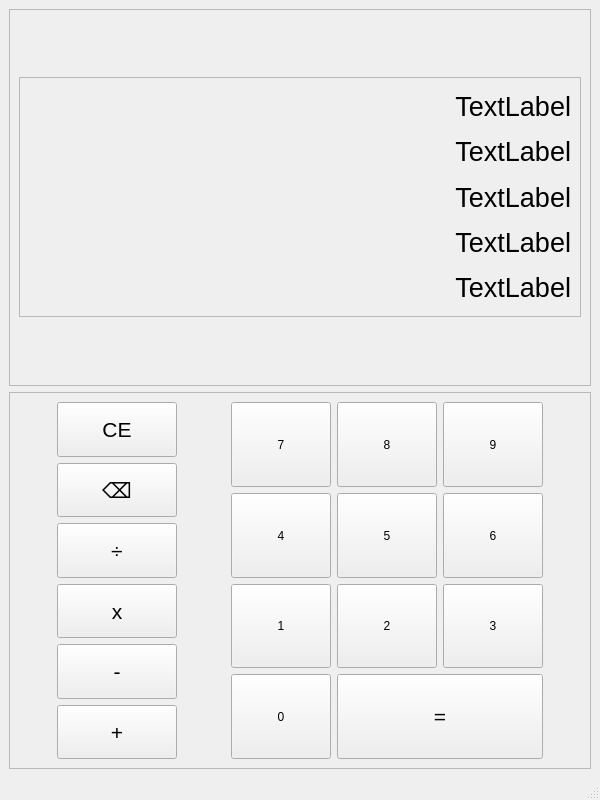
Qt form Desktop Apps/Calculator/form.ui (danielzanelli/Portfolio) before a commit.
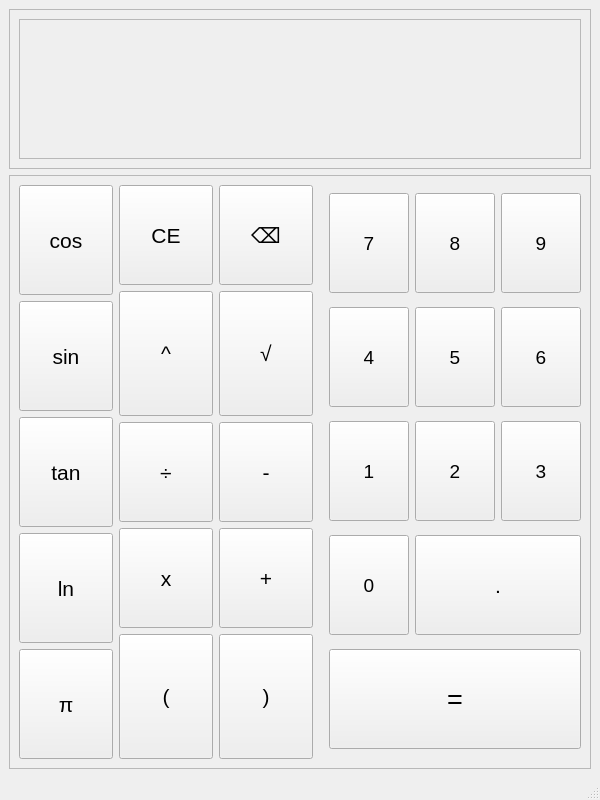
The same form after that commit.

```diff
--- a/Desktop Apps/Calculator/form.ui
+++ b/Desktop Apps/Calculator/form.ui
@@ -18,7 +18,7 @@
   </property>
   <property name="maximumSize">
    <size>
-    <width>600</width>
+    <width>800</width>
     <height>16777215</height>
    </size>
   </property>
@@ -53,8 +53,8 @@
      <widget class="QFrame" name="frame_2">
       <property name="maximumSize">
        <size>
-        <width>600</width>
-        <height>16777215</height>
+        <width>800</width>
+        <height>160</height>
        </size>
       </property>
       <property name="frameShape">
@@ -81,7 +81,7 @@
          <property name="maximumSize">
           <size>
            <width>16777215</width>
-           <height>240</height>
+           <height>160</height>
           </size>
          </property>
          <property name="font">
@@ -101,13 +101,13 @@
          <property name="alignment">
           <set>Qt::AlignBottom|Qt::AlignRight|Qt::AlignTrailing</set>
          </property>
-         <widget class="QWidget" name="scrollAreaWidgetContents_2">
+         <widget class="QWidget" name="scrollAreaWidgetContents">
           <property name="geometry">
            <rect>
             <x>0</x>
-            <y>-224</y>
+            <y>0</y>
             <width>496</width>
-            <height>389</height>
+            <height>97</height>
            </rect>
           </property>
           <property name="sizePolicy">
@@ -131,27 +131,6 @@
            <property name="sizeConstraint">
             <enum>QLayout::SetDefaultConstraint</enum>
            </property>
-           <item>
-            <widget class="QLabel" name="label_4">
-             <property name="sizePolicy">
-              <sizepolicy hsizetype="Expanding" vsizetype="Minimum">
-               <horstretch>0</horstretch>
-               <verstretch>0</verstretch>
-              </sizepolicy>
-             </property>
-             <property name="font">
-              <font>
-               <pointsize>20</pointsize>
-              </font>
-             </property>
-             <property name="text">
-              <string>TextLabel</string>
-             </property>
-             <property name="alignment">
-              <set>Qt::AlignRight|Qt::AlignTrailing|Qt::AlignVCenter</set>
-             </property>
-            </widget>
-           </item>
            <item>
             <widget class="QLabel" name="label">
              <property name="sizePolicy">
@@ -166,58 +145,7 @@
               </font>
              </property>
              <property name="text">
-              <string>TextLabel</string>
-             </property>
-             <property name="alignment">
-              <set>Qt::AlignRight|Qt::AlignTrailing|Qt::AlignVCenter</set>
-             </property>
-            </widget>
-           </item>
-           <item>
-            <widget class="QLabel" name="label_3">
-             <property name="sizePolicy">
-              <sizepolicy hsizetype="Expanding" vsizetype="Minimum">
-               <horstretch>0</horstretch>
-               <verstretch>0</verstretch>
-              </sizepolicy>
-             </property>
-             <property name="font">
-              <font>
-               <pointsize>20</pointsize>
-              </font>
-             </property>
-             <property name="text">
-              <string>TextLabel</string>
-             </property>
-             <property name="alignment">
-              <set>Qt::AlignRight|Qt::AlignTrailing|Qt::AlignVCenter</set>
-             </property>
-            </widget>
-           </item>
-           <item>
-            <widget class="QLabel" name="label_6">
-             <property name="font">
-              <font>
-               <pointsize>20</pointsize>
-              </font>
-             </property>
-             <property name="text">
-              <string>TextLabel</string>
-             </property>
-             <property name="alignment">
-              <set>Qt::AlignRight|Qt::AlignTrailing|Qt::AlignVCenter</set>
-             </property>
-            </widget>
-           </item>
-           <item>
-            <widget class="QLabel" name="label_7">
-             <property name="font">
-              <font>
-               <pointsize>20</pointsize>
-              </font>
-             </property>
-             <property name="text">
-              <string>TextLabel</string>
+              <string> </string>
              </property>
              <property name="alignment">
               <set>Qt::AlignRight|Qt::AlignTrailing|Qt::AlignVCenter</set>
@@ -262,24 +190,8 @@
        <enum>QFrame::Raised</enum>
       </property>
       <layout class="QGridLayout" name="gridLayout_2">
-       <item row="0" column="2" rowspan="4">
-        <spacer name="horizontalSpacer">
-         <property name="orientation">
-          <enum>Qt::Horizontal</enum>
-         </property>
-         <property name="sizeType">
-          <enum>QSizePolicy::Minimum</enum>
-         </property>
-         <property name="sizeHint" stdset="0">
-          <size>
-           <width>10</width>
-           <height>20</height>
-          </size>
-         </property>
-        </spacer>
-       </item>
        <item row="0" column="1" rowspan="4">
-        <layout class="QVBoxLayout" name="verticalLayout_2">
+        <layout class="QVBoxLayout" name="verticalLayout_3">
          <item>
           <widget class="QPushButton" name="pushButton_17">
            <property name="sizePolicy">
@@ -305,7 +217,7 @@
           </widget>
          </item>
          <item>
-          <widget class="QPushButton" name="pushButton_16">
+          <widget class="QPushButton" name="pushButton_21">
            <property name="sizePolicy">
             <sizepolicy hsizetype="Minimum" vsizetype="Minimum">
              <horstretch>0</horstretch>
@@ -315,7 +227,7 @@
            <property name="maximumSize">
             <size>
              <width>120</width>
-             <height>100</height>
+             <height>16777215</height>
             </size>
            </property>
            <property name="font">
@@ -324,7 +236,7 @@
             </font>
            </property>
            <property name="text">
-            <string>⌫</string>
+            <string>^</string>
            </property>
           </widget>
          </item>
@@ -377,7 +289,7 @@
           </widget>
          </item>
          <item>
-          <widget class="QPushButton" name="pushButton_12">
+          <widget class="QPushButton" name="pushButton_19">
            <property name="sizePolicy">
             <sizepolicy hsizetype="Minimum" vsizetype="Minimum">
              <horstretch>0</horstretch>
@@ -387,7 +299,7 @@
            <property name="maximumSize">
             <size>
              <width>120</width>
-             <height>100</height>
+             <height>16777215</height>
             </size>
            </property>
            <property name="font">
@@ -396,40 +308,16 @@
             </font>
            </property>
            <property name="text">
-            <string>-</string>
-           </property>
-          </widget>
-         </item>
-         <item>
-          <widget class="QPushButton" name="pushButton_15">
-           <property name="sizePolicy">
-            <sizepolicy hsizetype="Minimum" vsizetype="Minimum">
-             <horstretch>0</horstretch>
-             <verstretch>0</verstretch>
-            </sizepolicy>
-           </property>
-           <property name="maximumSize">
-            <size>
-             <width>120</width>
-             <height>100</height>
-            </size>
-           </property>
-           <property name="font">
-            <font>
-             <pointsize>16</pointsize>
-            </font>
-           </property>
-           <property name="text">
-            <string>+</string>
+            <string>(</string>
            </property>
           </widget>
          </item>
         </layout>
        </item>
-       <item row="0" column="3" rowspan="4">
+       <item row="0" column="4" rowspan="4">
         <layout class="QGridLayout" name="gridLayout_5">
-         <item row="0" column="0">
-          <widget class="QPushButton" name="pushButton_8">
+         <item row="2" column="2">
+          <widget class="QPushButton" name="pushButton_4">
            <property name="sizePolicy">
             <sizepolicy hsizetype="Minimum" vsizetype="Minimum">
              <horstretch>0</horstretch>
@@ -442,8 +330,61 @@
              <height>100</height>
             </size>
            </property>
+           <property name="font">
+            <font>
+             <pointsize>14</pointsize>
+            </font>
+           </property>
            <property name="text">
-            <string>7</string>
+            <string>3</string>
+           </property>
+          </widget>
+         </item>
+         <item row="3" column="0">
+          <widget class="QPushButton" name="pushButton">
+           <property name="sizePolicy">
+            <sizepolicy hsizetype="Minimum" vsizetype="Minimum">
+             <horstretch>0</horstretch>
+             <verstretch>0</verstretch>
+            </sizepolicy>
+           </property>
+           <property name="maximumSize">
+            <size>
+             <width>100</width>
+             <height>100</height>
+            </size>
+           </property>
+           <property name="font">
+            <font>
+             <pointsize>14</pointsize>
+            </font>
+           </property>
+           <property name="text">
+            <string>0</string>
+           </property>
+          </widget>
+         </item>
+         <item row="1" column="2">
+          <widget class="QPushButton" name="pushButton_7">
+           <property name="sizePolicy">
+            <sizepolicy hsizetype="Minimum" vsizetype="Minimum">
+             <horstretch>0</horstretch>
+             <verstretch>0</verstretch>
+            </sizepolicy>
+           </property>
+           <property name="maximumSize">
+            <size>
+             <width>100</width>
+             <height>100</height>
+            </size>
+           </property>
+           <property name="font">
+            <font>
+             <pointsize>14</pointsize>
+            </font>
+           </property>
+           <property name="text">
+            <string>6</string>
            </property>
           </widget>
          </item>
@@ -461,6 +402,11 @@
              <height>100</height>
             </size>
            </property>
+           <property name="font">
+            <font>
+             <pointsize>14</pointsize>
+            </font>
+           </property>
            <property name="text">
             <string>8</string>
            </property>
@@ -480,30 +426,16 @@
              <height>100</height>
             </size>
            </property>
+           <property name="font">
+            <font>
+             <pointsize>14</pointsize>
+            </font>
+           </property>
            <property name="text">
             <string>9</string>
            </property>
           </widget>
          </item>
-         <item row="2" column="2">
-          <widget class="QPushButton" name="pushButton_4">
-           <property name="sizePolicy">
-            <sizepolicy hsizetype="Minimum" vsizetype="Minimum">
-             <horstretch>0</horstretch>
-             <verstretch>0</verstretch>
-            </sizepolicy>
-           </property>
-           <property name="maximumSize">
-            <size>
-             <width>100</width>
-             <height>100</height>
-            </size>
-           </property>
-           <property name="text">
-            <string>3</string>
-           </property>
-          </widget>
-         </item>
          <item row="1" column="1">
           <widget class="QPushButton" name="pushButton_6">
            <property name="sizePolicy">
@@ -518,11 +450,64 @@
              <height>100</height>
             </size>
            </property>
+           <property name="font">
+            <font>
+             <pointsize>14</pointsize>
+            </font>
+           </property>
            <property name="text">
             <string>5</string>
            </property>
           </widget>
          </item>
+         <item row="0" column="0">
+          <widget class="QPushButton" name="pushButton_8">
+           <property name="sizePolicy">
+            <sizepolicy hsizetype="Minimum" vsizetype="Minimum">
+             <horstretch>0</horstretch>
+             <verstretch>0</verstretch>
+            </sizepolicy>
+           </property>
+           <property name="maximumSize">
+            <size>
+             <width>100</width>
+             <height>100</height>
+            </size>
+           </property>
+           <property name="font">
+            <font>
+             <pointsize>14</pointsize>
+            </font>
+           </property>
+           <property name="text">
+            <string>7</string>
+           </property>
+          </widget>
+         </item>
+         <item row="2" column="1">
+          <widget class="QPushButton" name="pushButton_3">
+           <property name="sizePolicy">
+            <sizepolicy hsizetype="Minimum" vsizetype="Minimum">
+             <horstretch>0</horstretch>
+             <verstretch>0</verstretch>
+            </sizepolicy>
+           </property>
+           <property name="maximumSize">
+            <size>
+             <width>100</width>
+             <height>100</height>
+            </size>
+           </property>
+           <property name="font">
+            <font>
+             <pointsize>14</pointsize>
+            </font>
+           </property>
+           <property name="text">
+            <string>2</string>
+           </property>
+          </widget>
+         </item>
          <item row="1" column="0">
           <widget class="QPushButton" name="pushButton_5">
            <property name="sizePolicy">
@@ -537,6 +522,11 @@
              <height>100</height>
             </size>
            </property>
+           <property name="font">
+            <font>
+             <pointsize>14</pointsize>
+            </font>
+           </property>
            <property name="text">
             <string>4</string>
            </property>
@@ -556,65 +546,31 @@
              <height>100</height>
             </size>
            </property>
+           <property name="font">
+            <font>
+             <pointsize>14</pointsize>
+            </font>
+           </property>
            <property name="text">
             <string>1</string>
            </property>
           </widget>
          </item>
-         <item row="1" column="2">
-          <widget class="QPushButton" name="pushButton_7">
-           <property name="sizePolicy">
-            <sizepolicy hsizetype="Minimum" vsizetype="Minimum">
-             <horstretch>0</horstretch>
-             <verstretch>0</verstretch>
-            </sizepolicy>
-           </property>
+         <item row="4" column="0" colspan="3">
+          <widget class="QPushButton" name="pushButton_18">
            <property name="maximumSize">
             <size>
-             <width>100</width>
+             <width>16777215</width>
              <height>100</height>
             </size>
            </property>
-           <property name="text">
-            <string>6</string>
+           <property name="font">
+            <font>
+             <pointsize>20</pointsize>
+            </font>
            </property>
-          </widget>
-         </item>
-         <item row="2" column="1">
-          <widget class="QPushButton" name="pushButton_3">
-           <property name="sizePolicy">
-            <sizepolicy hsizetype="Minimum" vsizetype="Minimum">
-             <horstretch>0</horstretch>
-             <verstretch>0</verstretch>
-            </sizepolicy>
-           </property>
-           <property name="maximumSize">
-            <size>
-             <width>100</width>
-             <height>100</height>
-            </size>
-           </property>
            <property name="text">
-            <string>2</string>
-           </property>
-          </widget>
-         </item>
-         <item row="3" column="0">
-          <widget class="QPushButton" name="pushButton">
-           <property name="sizePolicy">
-            <sizepolicy hsizetype="Minimum" vsizetype="Minimum">
-             <horstretch>0</horstretch>
-             <verstretch>0</verstretch>
-            </sizepolicy>
-           </property>
-           <property name="maximumSize">
-            <size>
-             <width>100</width>
-             <height>100</height>
-            </size>
-           </property>
-           <property name="text">
-            <string>0</string>
+            <string>=</string>
            </property>
           </widget>
          </item>
@@ -638,7 +594,271 @@
             </font>
            </property>
            <property name="text">
-            <string>=</string>
+            <string>.</string>
+           </property>
+          </widget>
+         </item>
+        </layout>
+       </item>
+       <item row="0" column="3" rowspan="4">
+        <spacer name="horizontalSpacer">
+         <property name="orientation">
+          <enum>Qt::Horizontal</enum>
+         </property>
+         <property name="sizeType">
+          <enum>QSizePolicy::Minimum</enum>
+         </property>
+         <property name="sizeHint" stdset="0">
+          <size>
+           <width>10</width>
+           <height>20</height>
+          </size>
+         </property>
+        </spacer>
+       </item>
+       <item row="0" column="2" rowspan="4">
+        <layout class="QVBoxLayout" name="verticalLayout_2">
+         <item>
+          <widget class="QPushButton" name="pushButton_16">
+           <property name="sizePolicy">
+            <sizepolicy hsizetype="Minimum" vsizetype="Minimum">
+             <horstretch>0</horstretch>
+             <verstretch>0</verstretch>
+            </sizepolicy>
+           </property>
+           <property name="maximumSize">
+            <size>
+             <width>120</width>
+             <height>100</height>
+            </size>
+           </property>
+           <property name="font">
+            <font>
+             <pointsize>16</pointsize>
+            </font>
+           </property>
+           <property name="text">
+            <string>⌫</string>
+           </property>
+          </widget>
+         </item>
+         <item>
+          <widget class="QPushButton" name="pushButton_22">
+           <property name="sizePolicy">
+            <sizepolicy hsizetype="Minimum" vsizetype="Minimum">
+             <horstretch>0</horstretch>
+             <verstretch>0</verstretch>
+            </sizepolicy>
+           </property>
+           <property name="maximumSize">
+            <size>
+             <width>120</width>
+             <height>16777215</height>
+            </size>
+           </property>
+           <property name="font">
+            <font>
+             <pointsize>16</pointsize>
+            </font>
+           </property>
+           <property name="text">
+            <string>√</string>
+           </property>
+          </widget>
+         </item>
+         <item>
+          <widget class="QPushButton" name="pushButton_12">
+           <property name="sizePolicy">
+            <sizepolicy hsizetype="Minimum" vsizetype="Minimum">
+             <horstretch>0</horstretch>
+             <verstretch>0</verstretch>
+            </sizepolicy>
+           </property>
+           <property name="maximumSize">
+            <size>
+             <width>120</width>
+             <height>100</height>
+            </size>
+           </property>
+           <property name="font">
+            <font>
+             <pointsize>16</pointsize>
+            </font>
+           </property>
+           <property name="text">
+            <string>-</string>
+           </property>
+          </widget>
+         </item>
+         <item>
+          <widget class="QPushButton" name="pushButton_15">
+           <property name="sizePolicy">
+            <sizepolicy hsizetype="Minimum" vsizetype="Minimum">
+             <horstretch>0</horstretch>
+             <verstretch>0</verstretch>
+            </sizepolicy>
+           </property>
+           <property name="maximumSize">
+            <size>
+             <width>120</width>
+             <height>100</height>
+            </size>
+           </property>
+           <property name="font">
+            <font>
+             <pointsize>16</pointsize>
+            </font>
+           </property>
+           <property name="text">
+            <string>+</string>
+           </property>
+          </widget>
+         </item>
+         <item>
+          <widget class="QPushButton" name="pushButton_20">
+           <property name="sizePolicy">
+            <sizepolicy hsizetype="Minimum" vsizetype="Minimum">
+             <horstretch>0</horstretch>
+             <verstretch>0</verstretch>
+            </sizepolicy>
+           </property>
+           <property name="maximumSize">
+            <size>
+             <width>120</width>
+             <height>16777215</height>
+            </size>
+           </property>
+           <property name="font">
+            <font>
+             <pointsize>16</pointsize>
+            </font>
+           </property>
+           <property name="text">
+            <string>)</string>
+           </property>
+          </widget>
+         </item>
+        </layout>
+       </item>
+       <item row="0" column="0" rowspan="4">
+        <layout class="QVBoxLayout" name="verticalLayout_4">
+         <item>
+          <widget class="QPushButton" name="pushButton_24">
+           <property name="sizePolicy">
+            <sizepolicy hsizetype="Minimum" vsizetype="Minimum">
+             <horstretch>0</horstretch>
+             <verstretch>0</verstretch>
+            </sizepolicy>
+           </property>
+           <property name="maximumSize">
+            <size>
+             <width>120</width>
+             <height>16777215</height>
+            </size>
+           </property>
+           <property name="font">
+            <font>
+             <pointsize>16</pointsize>
+            </font>
+           </property>
+           <property name="text">
+            <string>cos</string>
+           </property>
+          </widget>
+         </item>
+         <item>
+          <widget class="QPushButton" name="pushButton_23">
+           <property name="sizePolicy">
+            <sizepolicy hsizetype="Minimum" vsizetype="Minimum">
+             <horstretch>0</horstretch>
+             <verstretch>0</verstretch>
+            </sizepolicy>
+           </property>
+           <property name="maximumSize">
+            <size>
+             <width>120</width>
+             <height>16777215</height>
+            </size>
+           </property>
+           <property name="font">
+            <font>
+             <pointsize>16</pointsize>
+            </font>
+           </property>
+           <property name="text">
+            <string>sin</string>
+           </property>
+          </widget>
+         </item>
+         <item>
+          <widget class="QPushButton" name="pushButton_25">
+           <property name="sizePolicy">
+            <sizepolicy hsizetype="Minimum" vsizetype="Minimum">
+             <horstretch>0</horstretch>
+             <verstretch>0</verstretch>
+            </sizepolicy>
+           </property>
+           <property name="maximumSize">
+            <size>
+             <width>120</width>
+             <height>16777215</height>
+            </size>
+           </property>
+           <property name="font">
+            <font>
+             <pointsize>16</pointsize>
+            </font>
+           </property>
+           <property name="text">
+            <string>tan</string>
+           </property>
+          </widget>
+         </item>
+         <item>
+          <widget class="QPushButton" name="pushButton_26">
+           <property name="sizePolicy">
+            <sizepolicy hsizetype="Minimum" vsizetype="Minimum">
+             <horstretch>0</horstretch>
+             <verstretch>0</verstretch>
+            </sizepolicy>
+           </property>
+           <property name="maximumSize">
+            <size>
+             <width>120</width>
+             <height>16777215</height>
+            </size>
+           </property>
+           <property name="font">
+            <font>
+             <pointsize>16</pointsize>
+            </font>
+           </property>
+           <property name="text">
+            <string>ln</string>
+           </property>
+          </widget>
+         </item>
+         <item>
+          <widget class="QPushButton" name="pushButton_27">
+           <property name="sizePolicy">
+            <sizepolicy hsizetype="Minimum" vsizetype="Minimum">
+             <horstretch>0</horstretch>
+             <verstretch>0</verstretch>
+            </sizepolicy>
+           </property>
+           <property name="maximumSize">
+            <size>
+             <width>120</width>
+             <height>16777215</height>
+            </size>
+           </property>
+           <property name="font">
+            <font>
+             <pointsize>16</pointsize>
+            </font>
+           </property>
+           <property name="text">
+            <string>π</string>
            </property>
           </widget>
          </item>
```
